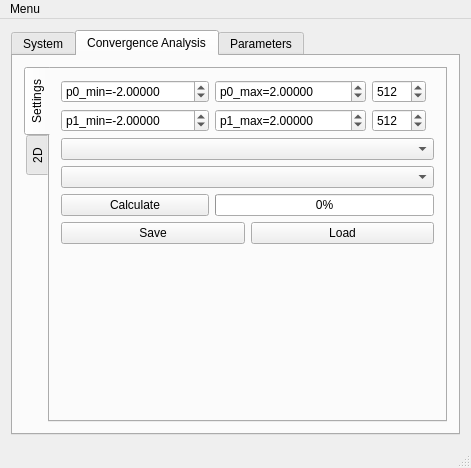
Above: mainwindow.ui from gobelin88/opticafe before the change. Below: the same form after it.
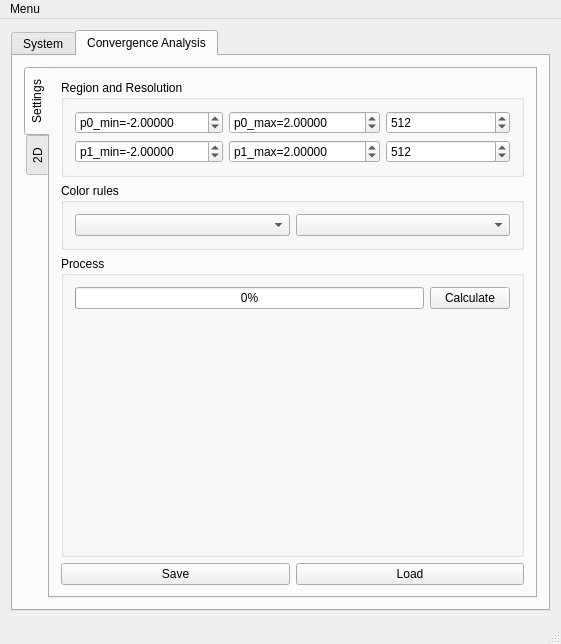
That is the form after the change. The open tabs and pages were chosen to show the change.

The edit to the form file:
```diff
--- a/mainwindow.ui
+++ b/mainwindow.ui
@@ -6,8 +6,8 @@
    <rect>
     <x>0</x>
     <y>0</y>
-    <width>434</width>
-    <height>468</height>
+    <width>561</width>
+    <height>644</height>
    </rect>
   </property>
   <property name="windowTitle">
@@ -47,67 +47,15 @@
            <attribute name="title">
             <string>Settings</string>
            </attribute>
+           <layout class="QVBoxLayout" name="verticalLayout_8">
+            <item>
+             <widget class="QGroupBox" name="groupBox">
+              <property name="title">
+               <string>Region and Resolution</string>
+              </property>
            <layout class="QVBoxLayout" name="verticalLayout_4">
             <item>
-             <layout class="QGridLayout" name="gridLayout">
-              <item row="1" column="1">
-               <widget class="QDoubleSpinBox" name="sb_p1_max">
-                <property name="prefix">
-                 <string>p1_max=</string>
-                </property>
-                <property name="decimals">
-                 <number>5</number>
-                </property>
-                <property name="minimum">
-                 <double>-10000.000000000000000</double>
-                </property>
-                <property name="maximum">
-                 <double>10000.000000000000000</double>
-                </property>
-                <property name="value">
-                 <double>2.000000000000000</double>
-                </property>
-               </widget>
-              </item>
-              <item row="3" column="0" colspan="4">
-               <widget class="QComboBox" name="cb__color_mode"/>
-              </item>
-              <item row="0" column="0">
-               <widget class="QDoubleSpinBox" name="sb_p0_min">
-                <property name="prefix">
-                 <string>p0_min=</string>
-                </property>
-                <property name="decimals">
-                 <number>5</number>
-                </property>
-                <property name="minimum">
-                 <double>-10000.000000000000000</double>
-                </property>
-                <property name="maximum">
-                 <double>10000.000000000000000</double>
-                </property>
-                <property name="value">
-                 <double>-2.000000000000000</double>
-                </property>
-               </widget>
-              </item>
-              <item row="2" column="0" colspan="4">
-               <widget class="QComboBox" name="cb_scale_color_mode"/>
-              </item>
-              <item row="4" column="0">
-               <widget class="QPushButton" name="pb_calculate">
-                <property name="text">
-                 <string>Calculate</string>
-                </property>
-               </widget>
-              </item>
-              <item row="4" column="1" colspan="3">
-               <widget class="QProgressBar" name="progressBar">
-                <property name="value">
-                 <number>0</number>
-                </property>
-               </widget>
-              </item>
+                <layout class="QGridLayout" name="gridLayout_2">
               <item row="0" column="1">
                <widget class="QDoubleSpinBox" name="sb_p0_max">
                 <property name="prefix">
@@ -127,6 +75,35 @@
                 </property>
                </widget>
               </item>
+                 <item row="0" column="2">
+                  <widget class="QSpinBox" name="sb_Width">
+                   <property name="maximum">
+                    <number>4096</number>
+                   </property>
+                   <property name="value">
+                    <number>512</number>
+                   </property>
+                  </widget>
+                 </item>
+                 <item row="0" column="0">
+                  <widget class="QDoubleSpinBox" name="sb_p0_min">
+                   <property name="prefix">
+                    <string>p0_min=</string>
+                   </property>
+                   <property name="decimals">
+                    <number>5</number>
+                   </property>
+                   <property name="minimum">
+                    <double>-10000.000000000000000</double>
+                   </property>
+                   <property name="maximum">
+                    <double>10000.000000000000000</double>
+                   </property>
+                   <property name="value">
+                    <double>-2.000000000000000</double>
+                   </property>
+                  </widget>
+                 </item>
               <item row="1" column="0">
                <widget class="QDoubleSpinBox" name="sb_p1_min">
                 <property name="prefix">
@@ -146,6 +123,25 @@
                 </property>
                </widget>
               </item>
+                 <item row="1" column="1">
+                  <widget class="QDoubleSpinBox" name="sb_p1_max">
+                   <property name="prefix">
+                    <string>p1_max=</string>
+                   </property>
+                   <property name="decimals">
+                    <number>5</number>
+                   </property>
+                   <property name="minimum">
+                    <double>-10000.000000000000000</double>
+                   </property>
+                   <property name="maximum">
+                    <double>10000.000000000000000</double>
+                   </property>
+                   <property name="value">
+                    <double>2.000000000000000</double>
+                   </property>
+                  </widget>
+                 </item>
               <item row="1" column="2">
                <widget class="QSpinBox" name="sb_Height">
                 <property name="maximum">
@@ -156,33 +152,51 @@
                 </property>
                </widget>
               </item>
-              <item row="0" column="2">
-               <widget class="QSpinBox" name="sb_Width">
-                <property name="maximum">
-                 <number>4096</number>
-                </property>
-                <property name="value">
-                 <number>512</number>
-                </property>
-               </widget>
-              </item>
-              <item row="5" column="0" colspan="4">
+                </layout>
+               </item>
+              </layout>
+             </widget>
+            </item>
+            <item>
+             <widget class="QGroupBox" name="groupBox_2">
+              <property name="title">
+               <string>Color rules</string>
+              </property>
+              <layout class="QHBoxLayout" name="horizontalLayout_4">
+               <item>
+                <layout class="QHBoxLayout" name="horizontalLayout_3">
+                 <item>
+                  <widget class="QComboBox" name="cb__color_mode"/>
+                 </item>
+                 <item>
+                  <widget class="QComboBox" name="cb_scale_color_mode"/>
+                 </item>
+                </layout>
+               </item>
+              </layout>
+             </widget>
+            </item>
+            <item>
+             <widget class="QGroupBox" name="groupBox_3">
+              <property name="title">
+               <string>Process</string>
+              </property>
+              <layout class="QVBoxLayout" name="verticalLayout_7">
+               <item>
                <layout class="QHBoxLayout" name="horizontalLayout">
                 <item>
-                 <widget class="QPushButton" name="pb_save_conv_setting">
-                  <property name="text">
-                   <string>Save</string>
+                  <widget class="QProgressBar" name="progressBar">
+                   <property name="value">
+                    <number>0</number>
                   </property>
                  </widget>
                 </item>
                 <item>
-                 <widget class="QPushButton" name="pb_load_conv_setting">
+                  <widget class="QPushButton" name="pb_calculate">
                   <property name="text">
-                   <string>Load</string>
-                  </property>
-                 </widget>
-                </item>
-               </layout>
+                    <string>Calculate</string>
+                   </property>
+                  </widget>
               </item>
              </layout>
             </item>
@@ -201,6 +215,27 @@
             </item>
            </layout>
           </widget>
+            </item>
+            <item>
+             <layout class="QHBoxLayout" name="horizontalLayout_2">
+              <item>
+               <widget class="QPushButton" name="pb_save_conv_setting">
+                <property name="text">
+                 <string>Save</string>
+                </property>
+               </widget>
+              </item>
+              <item>
+               <widget class="QPushButton" name="pb_load_conv_setting">
+                <property name="text">
+                 <string>Load</string>
+                </property>
+               </widget>
+              </item>
+             </layout>
+            </item>
+           </layout>
+          </widget>
           <widget class="QWidget" name="tab_5">
            <attribute name="title">
             <string>2D</string>
@@ -240,20 +275,6 @@
         </item>
        </layout>
       </widget>
-      <widget class="QWidget" name="tab_4">
-       <attribute name="title">
-        <string>Parameters</string>
-       </attribute>
-       <layout class="QVBoxLayout" name="verticalLayout_7">
-        <item>
-         <widget class="QTabWidget" name="tabParameters">
-          <property name="currentIndex">
-           <number>-1</number>
-          </property>
-         </widget>
-        </item>
-       </layout>
-      </widget>
      </widget>
     </item>
    </layout>
@@ -263,7 +284,7 @@
     <rect>
      <x>0</x>
      <y>0</y>
-     <width>434</width>
+     <width>561</width>
      <height>21</height>
     </rect>
    </property>
```
Left out of the diff: 5 changed lines with no effect on the pictures. Lines whose indentation alone changed are shown as unchanged.
